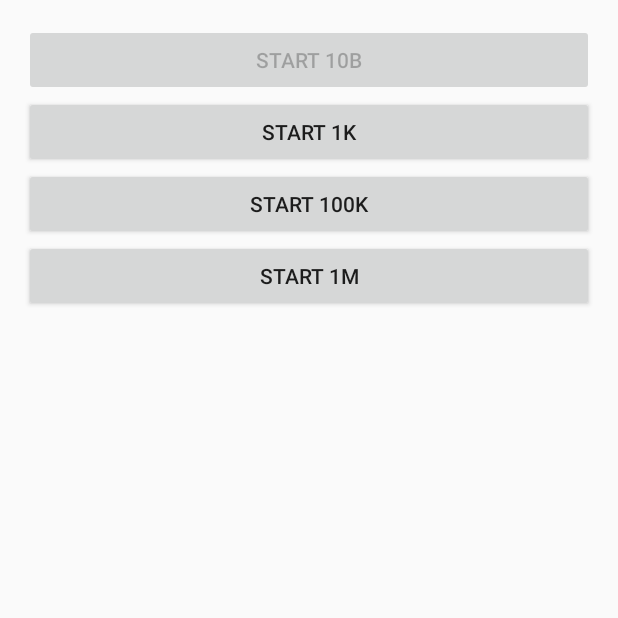
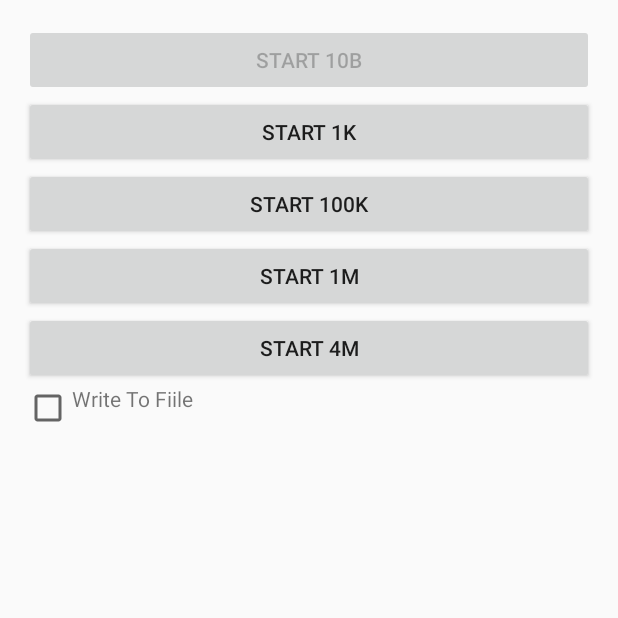
Before and after one commit to omo/hello2016, an Android app: the screen it shows after launch (MainActivity), after a tap on "START 10B", on a phone screen of 412 x 824 dp, the top half of it. Run offline under Robolectric (Android 15) with nearby library versions, the light colour scheme and no system bars; network calls fail.

Commit message:
hellolatency: Add file writing option.

```diff
--- a/latency/app/app/src/main/java/es/flakiness/hellolatency/MainActivity.kt
+++ b/latency/app/app/src/main/java/es/flakiness/hellolatency/MainActivity.kt
@@ -1,12 +1,14 @@
 package es.flakiness.hellolatency
 
+import java.io.File
 import android.app.Activity
 import android.os.Bundle
 import android.os.Handler
 import android.widget.Button
+import android.widget.CheckBox
 
 class MainActivity : Activity() {
-    val numThreads = 5
+    val numThreads = 4
     val uiHandler = Handler()
     var senders : List<Sender> = emptyList()
 
@@ -21,9 +23,11 @@ class MainActivity : Activity() {
         stopSenders()
         btn.isEnabled = false
 
+        val write = (findViewById(R.id.checkbox_write) as CheckBox).isChecked
         var results : List<List<Result>> = emptyList()
-        senders = (0 until numThreads).map {
-            Sender(bytesToRequest, 3, { result -> uiHandler.post {
+        senders = (0 until numThreads).map { i ->
+            val file = File(filesDir, "file-${i}.dat")
+            Sender(i, bytesToRequest, 3, file, { result -> uiHandler.post {
                 results = results.plusElement(result)
                 if (results.size == numThreads)
                     reportResult(results, btn)
@@ -43,6 +47,7 @@ class MainActivity : Activity() {
         register((findViewById(R.id.start_button_1k) as Button), 1024)
         register((findViewById(R.id.start_button_100k) as Button), 1024*100)
         register((findViewById(R.id.start_button_1m) as Button), 1024*1024)
+        register((findViewById(R.id.start_button_4m) as Button), 1024*1024*4)
     }
 
     override fun onStop() {
--- a/latency/app/app/src/main/java/es/flakiness/hellolatency/Sender.kt
+++ b/latency/app/app/src/main/java/es/flakiness/hellolatency/Sender.kt
@@ -3,6 +3,9 @@ package es.flakiness.hellolatency
 import android.os.SystemClock
 import android.os.Trace
 import android.util.Log
+import java.io.BufferedOutputStream
+import java.io.File
+import java.io.FileOutputStream
 import java.io.InputStream
 import java.net.URL
 import java.util.concurrent.atomic.AtomicBoolean
@@ -11,8 +14,10 @@ import javax.net.ssl.HttpsURLConnection
 class Result(val connMillis: Long, val downloadMillis: Long)
 
 class Sender(
+        val index: Int,
         val requestBytes: Int,
         val requestCount: Int,
+        val toWrite: File,
         val done: (List<Result>) -> Unit) : Thread() {
     private val TAG = "LatencySender"
     private val url = URL("https://hello-latency.appspot.com/?len=" + requestBytes)
@@ -34,7 +39,6 @@ class Sender(
         running.set(true)
         var results = emptyList<Result>()
         val buffer = ByteArray(1024)
-
         for (i in (0 until requestCount)) {
             if (!running.get())
                 return;
@@ -45,13 +49,18 @@ class Sender(
             })
 
             val reads = withTrace<Unit>("read:" + i, {
+                val out = if (toWrite != null) BufferedOutputStream(FileOutputStream(toWrite)) else null
                 var total = 0
                 while (total < requestBytes) {
                     val read = resp.first.read(buffer)
                     if (read == -1)
                         break;
                     total += read
+                    out?.write(buffer, 0, read)
                 }
+
+                out?.close()
+                toWrite?.delete()
             })
 
             val r = Result(resp.second, reads.second)
--- a/latency/app/app/src/main/res/layout/activity_main.xml
+++ b/latency/app/app/src/main/res/layout/activity_main.xml
@@ -30,4 +30,23 @@
         android:layout_width="match_parent"
         android:layout_height="wrap_content"
         android:text="Start 1M"/>
+    <Button
+        android:id="@+id/start_button_4m"
+        android:layout_width="match_parent"
+        android:layout_height="wrap_content"
+        android:text="Start 4M"/>
+    <LinearLayout
+        android:layout_width="match_parent"
+        android:layout_height="wrap_content"
+        android:orientation="horizontal">
+        <CheckBox
+            android:id="@+id/checkbox_write"
+            android:layout_width="wrap_content"
+            android:layout_height="match_parent"/>
+        <TextView
+            android:layout_width="wrap_content"
+            android:layout_height="match_parent"
+            android:textAlignment="center"
+            android:text="Write To Fiile"/>
+    </LinearLayout>
 </LinearLayout>
```
